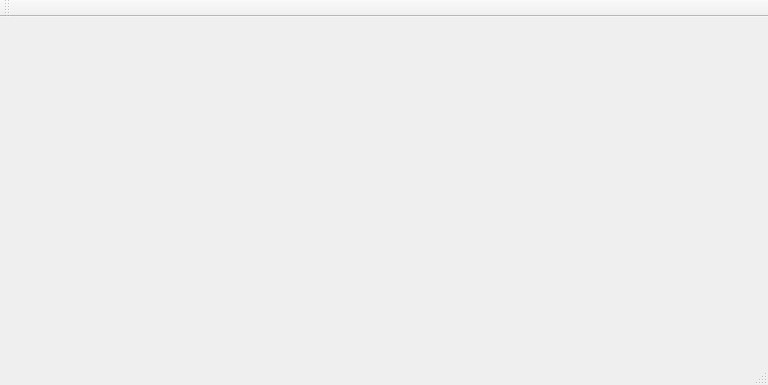
Before: the Qt Designer form Evernote_linux/mainwindow.ui in rajatkhanduja/Evernote-for-linux, drawn with Qt 5.
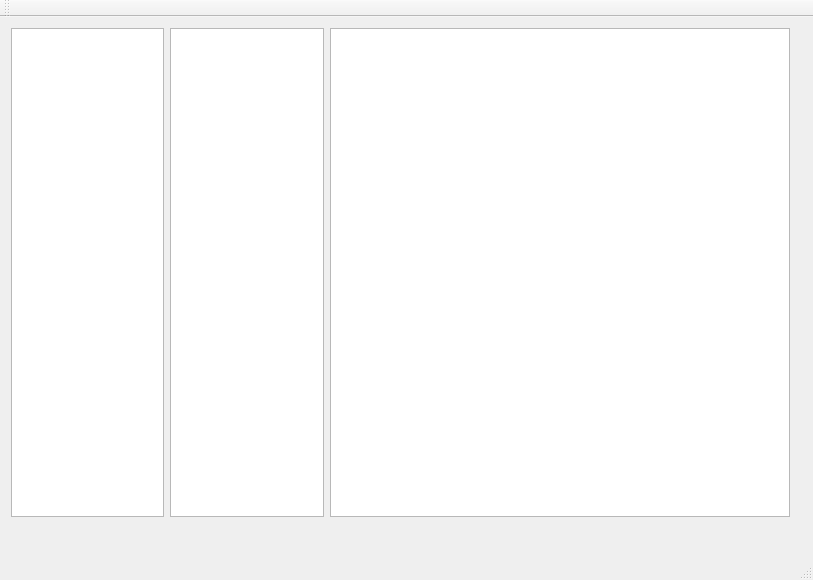
After: the same form once the commit is applied.

Patch:
```diff
--- a/Evernote_linux/mainwindow.ui
+++ b/Evernote_linux/mainwindow.ui
@@ -6,14 +6,69 @@
    <rect>
     <x>0</x>
     <y>0</y>
-    <width>768</width>
-    <height>385</height>
+    <width>813</width>
+    <height>580</height>
    </rect>
   </property>
   <property name="windowTitle">
    <string>MainWindow</string>
   </property>
-  <widget class="QWidget" name="centralWidget"/>
+  <widget class="QWidget" name="centralWidget">
+   <property name="sizePolicy">
+    <sizepolicy hsizetype="Preferred" vsizetype="Preferred">
+     <horstretch>0</horstretch>
+     <verstretch>0</verstretch>
+    </sizepolicy>
+   </property>
+   <widget class="QWidget" name="verticalLayoutWidget">
+    <property name="geometry">
+     <rect>
+      <x>0</x>
+      <y>0</y>
+      <width>801</width>
+      <height>511</height>
+     </rect>
+    </property>
+    <layout class="QVBoxLayout" name="verticalLayout">
+     <item>
+      <layout class="QHBoxLayout" name="horizontalLayout">
+       <item>
+        <widget class="QTreeView" name="sidebar">
+         <property name="sizePolicy">
+          <sizepolicy hsizetype="Expanding" vsizetype="Expanding">
+           <horstretch>1</horstretch>
+           <verstretch>0</verstretch>
+          </sizepolicy>
+         </property>
+        </widget>
+       </item>
+       <item>
+        <widget class="QListView" name="noteList">
+         <property name="sizePolicy">
+          <sizepolicy hsizetype="Expanding" vsizetype="Expanding">
+           <horstretch>1</horstretch>
+           <verstretch>0</verstretch>
+          </sizepolicy>
+         </property>
+        </widget>
+       </item>
+       <item>
+        <widget class="QTextEdit" name="noteEditor">
+         <property name="sizePolicy">
+          <sizepolicy hsizetype="Expanding" vsizetype="Expanding">
+           <horstretch>3</horstretch>
+           <verstretch>0</verstretch>
+          </sizepolicy>
+         </property>
+        </widget>
+       </item>
+      </layout>
+     </item>
+    </layout>
+   </widget>
+   <zorder>verticalLayoutWidget</zorder>
+   <zorder>pushButton</zorder>
+  </widget>
   <widget class="QMenuBar" name="menuBar">
    <property name="geometry">
     <rect>
```
Left out of the diff: 2 changed lines with no effect on the pictures.
